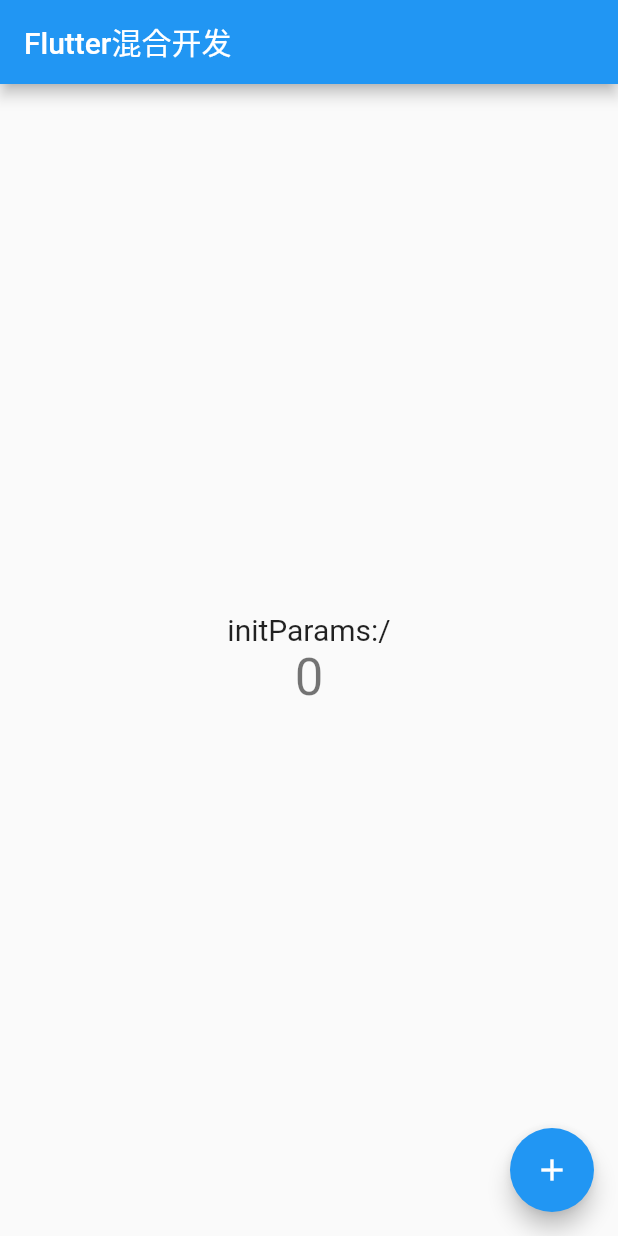
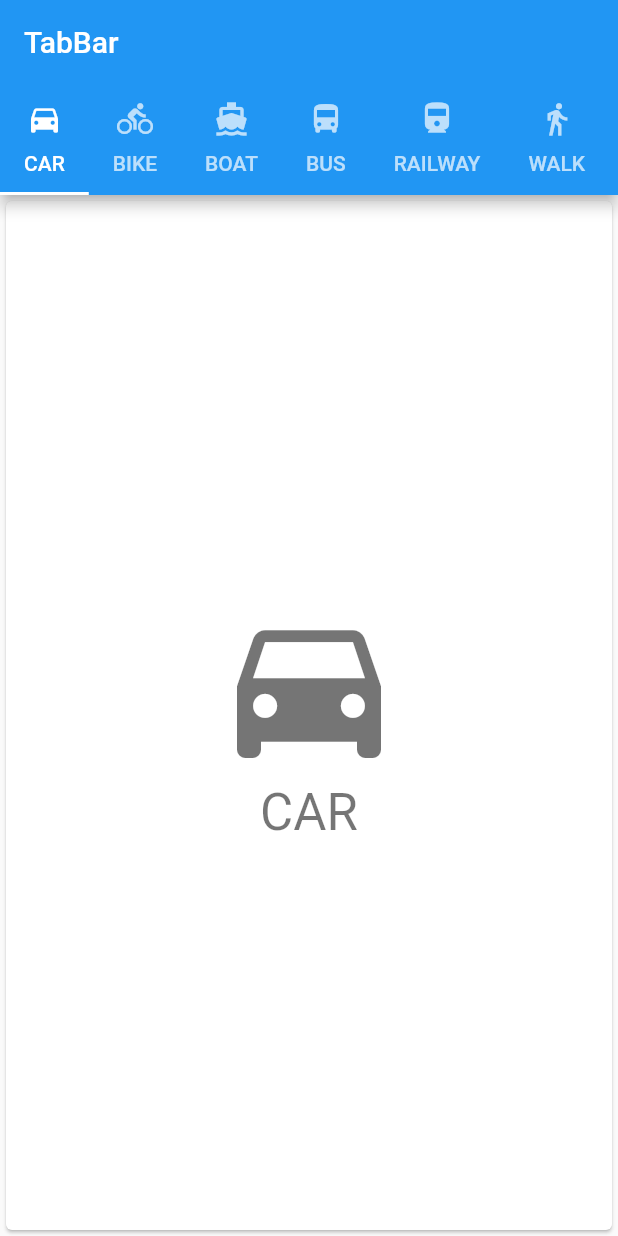
Before and after one commit to tck8888/flutter_native_hybird, a Flutter app: the screen it shows after launch, on a phone screen of 412 x 824 dp. Run offline on Flutter 3.47's test engine with Material 2 defaults, Android fonts, the phone set to English and light mode, and no system bars.

Commit message:
tabbar布局

```diff
--- a/flutter_module/lib/main.dart
+++ b/flutter_module/lib/main.dart
@@ -1,70 +1,76 @@
 import 'package:flutter/material.dart';
-import 'dart:ui';
 
-void main() => runApp(MyApp(initParams: window.defaultRouteName,));
+void main() => runApp(MyApp());
 
 class MyApp extends StatelessWidget {
-  final String initParams;
-
-  MyApp({Key key, this.initParams}) : super(key: key);
+  MyApp({Key key}) : super(key: key);
 
   @override
   Widget build(BuildContext context) {
     return MaterialApp(
-      title: 'Flutter Demo',
-      theme: ThemeData(
-        primarySwatch: Colors.blue,
+        home: DefaultTabController(
+            length: choices.length,
+            child: Scaffold(
+                appBar: AppBar(
+                  title: Text("TabBar"),
+                  bottom: TabBar(
+                    isScrollable: true,
+                      tabs: choices.map((Choice choice) {
+                        return Tab(
+                          text: choice.title,
+                          icon: Icon(choice.icon),
+                        );
+                      }).toList()),
+                ),
+                body: TabBarView(
+                    children: choices.map((Choice choice) {
+                      return ChoiceCard(
+                        choice: choice,
+                      );
+                    }).toList()))));
+  }
+}
+
+List<Choice> choices = <Choice>[
+  Choice(title: 'CAR', icon: Icons.directions_car),
+  Choice(title: 'BIKE', icon: Icons.directions_bike),
+  Choice(title: 'BOAT', icon: Icons.directions_boat),
+  Choice(title: 'BUS', icon: Icons.directions_bus),
+  Choice(title: 'RAILWAY', icon: Icons.directions_railway),
+  Choice(title: 'WALK', icon: Icons.directions_walk),
+  Choice(title: 'TRANSIT', icon: Icons.directions_transit),
+];
+
+class ChoiceCard extends StatelessWidget {
+  final Choice choice;
+
+  ChoiceCard({Key key, this.choice}) : super(key: key);
+
+  @override
+  Widget build(BuildContext context) {
+    final TextStyle textStyle = Theme
+        .of(context)
+        .textTheme
+        .display1;
+    return Card(
+      color: Colors.white,
+      child: Center(
+        child: Column(
+          mainAxisSize: MainAxisSize.min,
+          crossAxisAlignment: CrossAxisAlignment.center,
+          children: <Widget>[
+            Icon(choice.icon, size: 128, color: textStyle.color,),
+            Text(choice.title, style: textStyle,)
+          ],
+        ),
       ),
-      home: MyHomePage(title: 'Flutter混合开发', initParams: initParams),
     );
   }
 }
 
-class MyHomePage extends StatefulWidget {
-  MyHomePage({Key key, this.title, this.initParams}) : super(key: key);
+class Choice {
+  Choice({this.title, this.icon});
 
-  final String title;
-  final String initParams;
-
-  @override
-  _MyHomePageState createState() => _MyHomePageState();
+  String title;
+  IconData icon;
 }
-
-class _MyHomePageState extends State<MyHomePage> {
-  int _counter = 0;
-
-  void _incrementCounter() {
-    setState(() {
-      _counter++;
-    });
-  }
-
-  @override
-  Widget build(BuildContext context) {
-    return Scaffold(
-      appBar: AppBar(
-        title: Text(widget.title),
-      ),
-      body: Center(
-        child: Column(
-          mainAxisAlignment: MainAxisAlignment.center,
-          children: <Widget>[
-            Text(
-              'initParams:${widget.initParams}',
-              style: TextStyle(fontSize: 20),
-            ),
-            Text(
-              '$_counter',
-              style: Theme.of(context).textTheme.display1,
-            ),
-          ],
-        ),
-      ),
-      floatingActionButton: FloatingActionButton(
-        onPressed: _incrementCounter,
-        tooltip: 'Increment',
-        child: Icon(Icons.add),
-      ), // This trailing comma makes auto-formatting nicer for build methods.
-    );
-  }
-}
```
